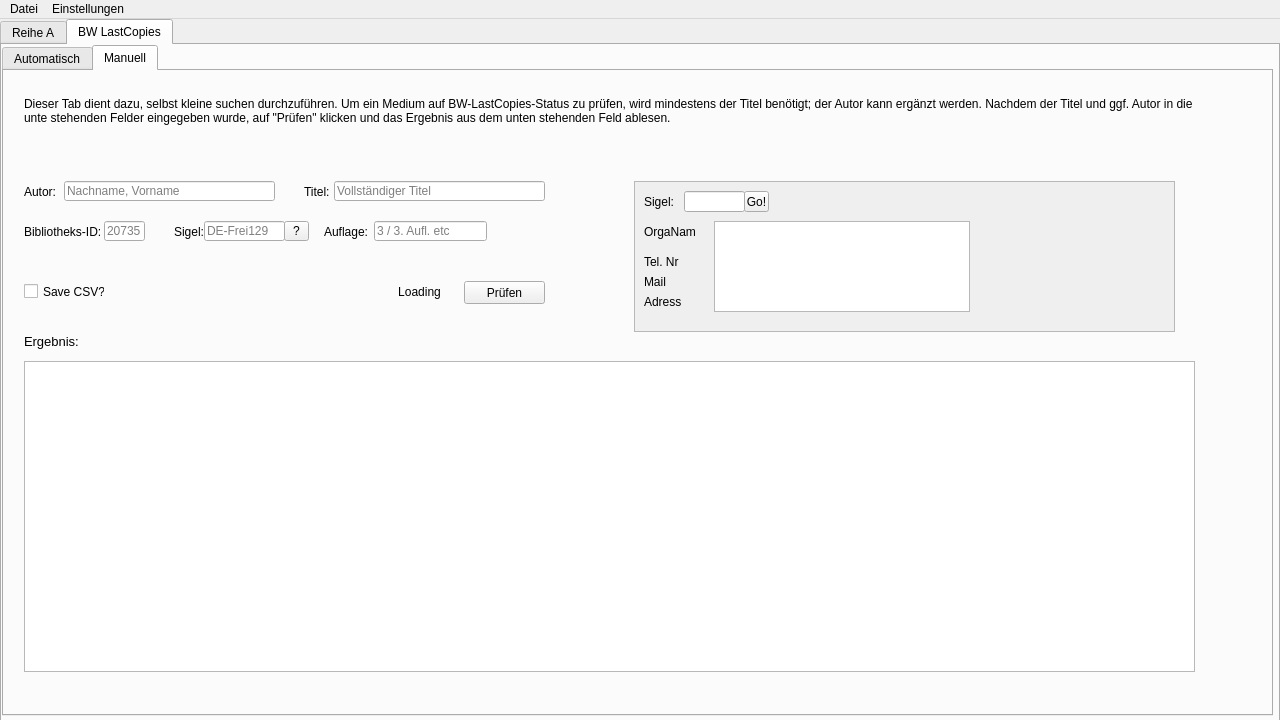
Above: Python/BWLastCopies/Universal_UI.ui from WorldTeacher/WorkPrograms before the change. Below: the same form after it.
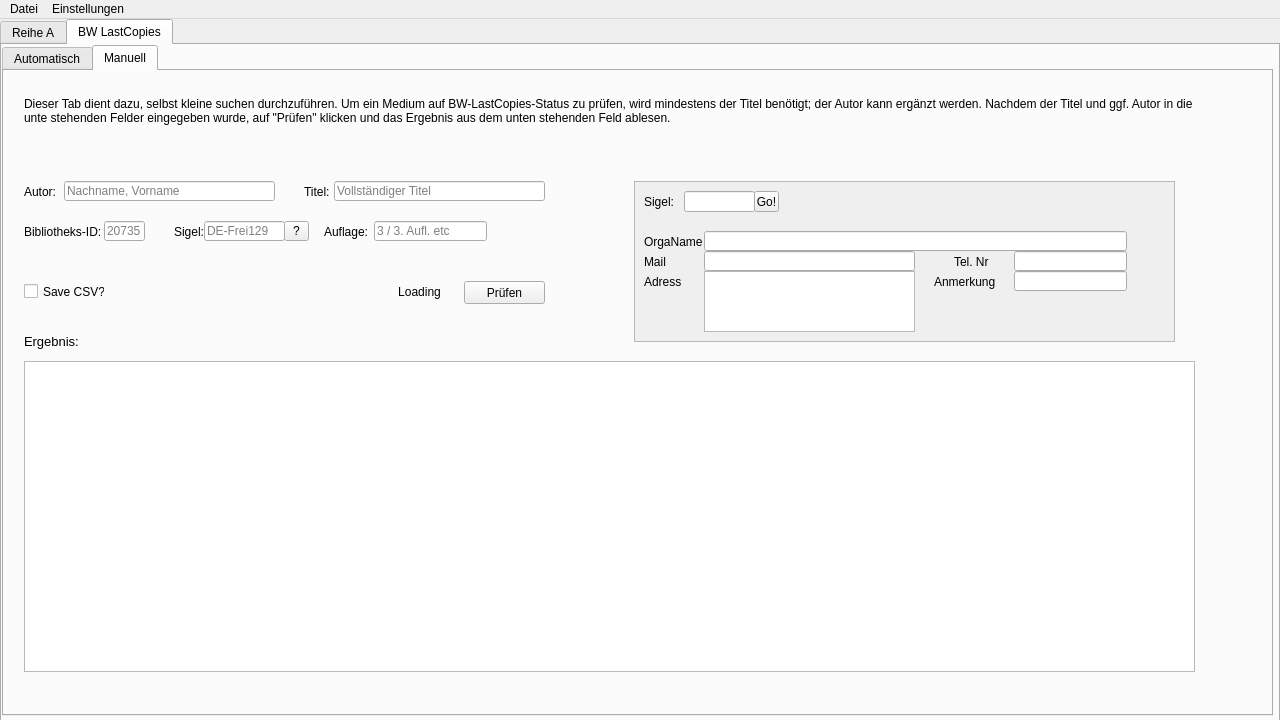
That is the form after the change.

```diff
--- a/Python/BWLastCopies/Universal_UI.ui
+++ b/Python/BWLastCopies/Universal_UI.ui
@@ -811,7 +811,7 @@
           <x>630</x>
           <y>110</y>
           <width>541</width>
-          <height>151</height>
+          <height>161</height>
          </rect>
         </property>
         <property name="autoFillBackground">
@@ -844,7 +844,7 @@
           <rect>
            <x>50</x>
            <y>10</y>
-           <width>61</width>
+           <width>71</width>
            <height>21</height>
           </rect>
          </property>
@@ -852,7 +852,7 @@
         <widget class="QToolButton" name="search_isil">
          <property name="geometry">
           <rect>
-           <x>110</x>
+           <x>120</x>
            <y>10</y>
            <width>25</width>
            <height>21</height>
@@ -866,8 +866,8 @@
          <property name="geometry">
           <rect>
            <x>10</x>
-           <y>40</y>
-           <width>51</width>
+           <y>50</y>
+           <width>61</width>
            <height>21</height>
           </rect>
          </property>
@@ -878,7 +878,7 @@
         <widget class="QLabel" name="tel_nr">
          <property name="geometry">
           <rect>
-           <x>10</x>
+           <x>320</x>
            <y>70</y>
            <width>47</width>
            <height>21</height>
@@ -892,7 +892,7 @@
          <property name="geometry">
           <rect>
            <x>10</x>
-           <y>90</y>
+           <y>70</y>
            <width>47</width>
            <height>21</height>
           </rect>
@@ -905,7 +905,7 @@
          <property name="geometry">
           <rect>
            <x>10</x>
-           <y>110</y>
+           <y>90</y>
            <width>47</width>
            <height>21</height>
           </rect>
@@ -914,14 +914,93 @@
           <string>Adress</string>
          </property>
         </widget>
-        <widget class="QListView" name="sigil_search_out">
+        <widget class="QLabel" name="notification">
          <property name="geometry">
           <rect>
-           <x>80</x>
-           <y>40</y>
-           <width>256</width>
-           <height>91</height>
+           <x>300</x>
+           <y>90</y>
+           <width>71</width>
+           <height>21</height>
           </rect>
+         </property>
+         <property name="text">
+          <string>Anmerkung</string>
+         </property>
+        </widget>
+        <widget class="QLineEdit" name="organame_line">
+         <property name="geometry">
+          <rect>
+           <x>70</x>
+           <y>50</y>
+           <width>423</width>
+           <height>20</height>
+          </rect>
+         </property>
+         <property name="focusPolicy">
+          <enum>Qt::ClickFocus</enum>
+         </property>
+         <property name="echoMode">
+          <enum>QLineEdit::Normal</enum>
+         </property>
+         <property name="cursorPosition">
+          <number>0</number>
+         </property>
+        </widget>
+        <widget class="QLineEdit" name="mailto">
+         <property name="geometry">
+          <rect>
+           <x>70</x>
+           <y>70</y>
+           <width>211</width>
+           <height>20</height>
+          </rect>
+         </property>
+         <property name="focusPolicy">
+          <enum>Qt::ClickFocus</enum>
+         </property>
+        </widget>
+        <widget class="QLineEdit" name="telnr">
+         <property name="geometry">
+          <rect>
+           <x>380</x>
+           <y>70</y>
+           <width>113</width>
+           <height>20</height>
+          </rect>
+         </property>
+         <property name="focusPolicy">
+          <enum>Qt::ClickFocus</enum>
+         </property>
+        </widget>
+        <widget class="QLineEdit" name="noti_out">
+         <property name="geometry">
+          <rect>
+           <x>380</x>
+           <y>90</y>
+           <width>113</width>
+           <height>20</height>
+          </rect>
+         </property>
+         <property name="focusPolicy">
+          <enum>Qt::ClickFocus</enum>
+         </property>
+        </widget>
+        <widget class="QTextEdit" name="adress_out">
+         <property name="geometry">
+          <rect>
+           <x>70</x>
+           <y>90</y>
+           <width>211</width>
+           <height>61</height>
+          </rect>
+         </property>
+         <property name="font">
+          <font>
+           <pointsize>8</pointsize>
+          </font>
+         </property>
+         <property name="focusPolicy">
+          <enum>Qt::ClickFocus</enum>
          </property>
         </widget>
        </widget>
```
Left out of the diff: 31 changed lines with no effect on the pictures.
